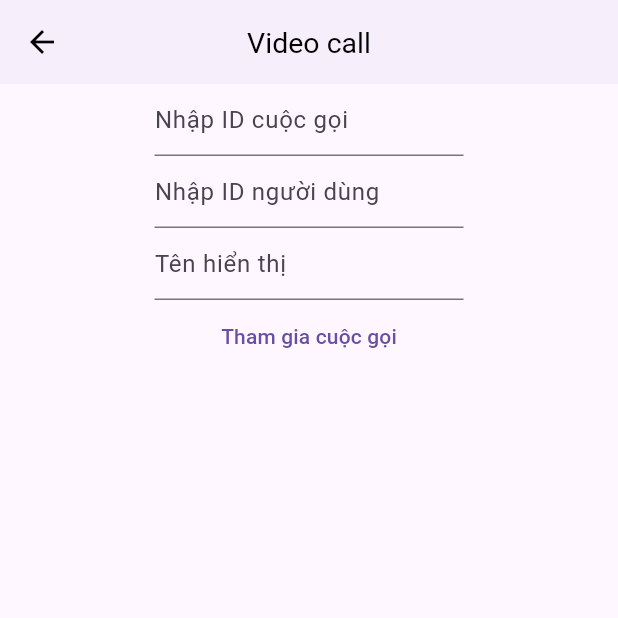
After one commit to Duc15/Chat_App_v3, a Flutter app: the LandingPage screen opened directly, on a phone screen of 412 x 824 dp, the top half of it. The commit adds this screen. Run offline on Flutter 3.47's test engine with Material 3 defaults, Android fonts, the light colour scheme and no system bars; our stand-ins replace cached_network_image, cloud_firestore, emoji_picker_flutter, firebase_auth, firebase_core, firebase_messaging and 4 more; missing offline and left inert: flutter_notification_channel, zego_uikit_prebuilt_call; accounts and stored records are empty; network calls fail.

Commit message:
first commit

```diff
--- a/lib/main.dart
+++ b/lib/main.dart
@@ -23,7 +23,8 @@ void main() {
 }
 
 class MyApp extends StatelessWidget {
-  const MyApp({super.key});
+  // ignore: use_key_in_widget_constructors
+  const MyApp({key});
 
   @override
   Widget build(BuildContext context) {
--- /dev/null
+++ b/lib/screen/landing_page.dart
@@ -0,0 +1,69 @@
+import 'package:chat_app_v3/screen/call_page.dart';
+import 'package:flutter/material.dart';
+
+class LandingPage extends StatefulWidget {
+  const LandingPage({super.key});
+
+  @override
+  State<LandingPage> createState() => _LandingPageState();
+}
+
+class _LandingPageState extends State<LandingPage> {
+  TextEditingController callIdController = TextEditingController();
+  TextEditingController userIdController = TextEditingController();
+  TextEditingController userNameController = TextEditingController();
+
+  @override
+  Widget build(BuildContext context) {
+    return Scaffold(
+      appBar: AppBar(
+        title: const Text('Video call'),
+      ),
+      body: Center(
+        child: Column(
+          children: [
+            SizedBox(
+              width: MediaQuery.of(context).size.width / 2,
+              child: TextFormField(
+                controller: callIdController,
+                decoration: const InputDecoration(
+                  hintText: "Nhập ID cuộc gọi",
+                ),
+              ),
+            ),
+            SizedBox(
+              width: MediaQuery.of(context).size.width / 2,
+              child: TextFormField(
+                controller: userIdController,
+                decoration: const InputDecoration(
+                  hintText: "Nhập ID người dùng",
+                ),
+              ),
+            ),
+            SizedBox(
+              width: MediaQuery.of(context).size.width / 2,
+              child: TextFormField(
+                controller: userNameController,
+                decoration: const InputDecoration(
+                  hintText: "Tên hiển thị",
+                ),
+              ),
+            ),
+            TextButton(
+                onPressed: () {
+                  Navigator.push(
+                      context,
+                      MaterialPageRoute(
+                          builder: (context) => CallPage(
+                                callID: callIdController.text,
+                                userID: userIdController.text,
+                                username: userNameController.text,
+                              )));
+                },
+                child: const Text("Tham gia cuộc gọi"))
+          ],
+        ),
+      ),
+    );
+  }
+}
--- a/lib/screen/view_profile_screen.dart
+++ b/lib/screen/view_profile_screen.dart
@@ -6,7 +6,6 @@ import 'package:chat_app_v3/models/chat_user.dart';
 import 'package:flutter/cupertino.dart';
 import 'package:flutter/material.dart';
 
-import '../api/apis.dart';
 import '../main.dart';
 
 class ViewProfileScreen extends StatefulWidget {
@@ -88,7 +87,7 @@ class _ViewProfileScreenState extends State<ViewProfileScreen> {
                   mainAxisAlignment: MainAxisAlignment.center,
                   children: [
                     const Text(
-                      'About:',
+                      'Giới thiệu:',
                       style: TextStyle(
                           color: Colors.black87,
                           fontWeight: FontWeight.w500,
--- a/lib/widgets/chat_user_card.dart
+++ b/lib/widgets/chat_user_card.dart
@@ -75,7 +75,7 @@ class _ChatUserCardState extends State<ChatUserCard> {
                 subtitle: Text(
                     _message != null
                         ? _message!.type == Type.image
-                            ? 'image'
+                            ? 'Hình ảnh'
                             : _message!.msg
                         : widget.user.about,
                     maxLines: 1),
```
Also changed, not shown: lib/api/apis.dart (+7 -0 lines), lib/helper/my_date_util.dart (+15 -15 lines), lib/screen/auth/login_screen.dart (+4 -3 lines), lib/screen/call_page.dart (added, +30 -0 lines), lib/screen/chat_screen.dart (+27 -3 lines), lib/screen/home_screen.dart (+11 -10 lines), lib/screen/profile_screen.dart (+7 -3 lines), lib/widgets/message_card.dart (+29 -24 lines), pubspec.yaml (+57 -46 lines), pubspec.lock, 18 other files.
